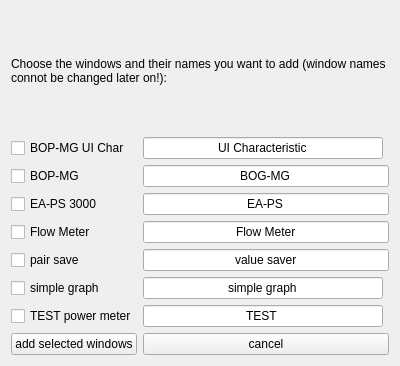
First picture: the form in windowadderwindow.ui, repository bchjoerni/mlab, before the edit.
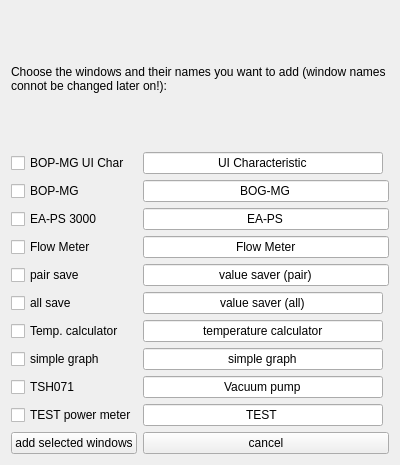
Second picture: the form after the edit.

Commit message: allsave window added, temperaturecalc window added, tsh071 added, red/green dots for problem/working fine added, kepco improvements, program starts maximized

```diff
--- a/windowadderwindow.ui
+++ b/windowadderwindow.ui
@@ -7,20 +7,81 @@
     <x>0</x>
     <y>0</y>
     <width>400</width>
-    <height>366</height>
+    <height>465</height>
    </rect>
   </property>
   <property name="windowTitle">
    <string>add windows</string>
   </property>
   <layout class="QGridLayout" name="gridLayout">
-   <item row="11" column="1" colspan="2">
+   <item row="8" column="1" colspan="2">
+    <widget class="QLineEdit" name="txt_pairSave">
+     <property name="text">
+      <string>value saver (pair)</string>
+     </property>
+     <property name="alignment">
+      <set>Qt::AlignCenter</set>
+     </property>
+    </widget>
+   </item>
+   <item row="15" column="1" colspan="2">
     <widget class="QPushButton" name="btn_cancel">
      <property name="text">
       <string>cancel</string>
      </property>
     </widget>
    </item>
+   <item row="11" column="1">
+    <widget class="QLineEdit" name="txt_simpleGraph">
+     <property name="text">
+      <string>simple graph</string>
+     </property>
+     <property name="alignment">
+      <set>Qt::AlignCenter</set>
+     </property>
+    </widget>
+   </item>
+   <item row="10" column="0">
+    <widget class="QCheckBox" name="chb_calcTemperature">
+     <property name="text">
+      <string>Temp. calculator</string>
+     </property>
+    </widget>
+   </item>
+   <item row="10" column="1">
+    <widget class="QLineEdit" name="txt_calcTemperature">
+     <property name="text">
+      <string>temperature calculator</string>
+     </property>
+     <property name="alignment">
+      <set>Qt::AlignCenter</set>
+     </property>
+    </widget>
+   </item>
+   <item row="13" column="0">
+    <widget class="QCheckBox" name="chb_powerMeterTest">
+     <property name="text">
+      <string>TEST power meter</string>
+     </property>
+    </widget>
+   </item>
+   <item row="13" column="1">
+    <widget class="QLineEdit" name="txt_test">
+     <property name="text">
+      <string>TEST</string>
+     </property>
+     <property name="alignment">
+      <set>Qt::AlignCenter</set>
+     </property>
+    </widget>
+   </item>
+   <item row="5" column="0">
+    <widget class="QCheckBox" name="chb_eaps">
+     <property name="text">
+      <string>EA-PS 3000</string>
+     </property>
+    </widget>
+   </item>
    <item row="0" column="0" colspan="3">
     <widget class="QLabel" name="lbl_description">
      <property name="text">
@@ -31,6 +92,13 @@
      </property>
     </widget>
    </item>
+   <item row="6" column="0">
+    <widget class="QCheckBox" name="chb_flowMeter">
+     <property name="text">
+      <string>Flow Meter</string>
+     </property>
+    </widget>
+   </item>
    <item row="6" column="1" colspan="2">
     <widget class="QLineEdit" name="txt_flowMeter">
      <property name="text">
@@ -41,31 +109,10 @@
      </property>
     </widget>
    </item>
-   <item row="8" column="0">
-    <widget class="QCheckBox" name="chb_pairSave">
+   <item row="1" column="0">
+    <widget class="QCheckBox" name="chb_bopmgUiChar">
      <property name="text">
-      <string>pair save</string>
-     </property>
-    </widget>
-   </item>
-   <item row="3" column="0">
-    <widget class="QCheckBox" name="chb_bopMg">
-     <property name="text">
-      <string>BOP-MG</string>
-     </property>
-    </widget>
-   </item>
-   <item row="5" column="0">
-    <widget class="QCheckBox" name="chb_eaps">
-     <property name="text">
-      <string>EA-PS 3000</string>
-     </property>
-    </widget>
-   </item>
-   <item row="11" column="0">
-    <widget class="QPushButton" name="btn_ok">
-     <property name="text">
-      <string>add selected windows</string>
+      <string>BOP-MG UI Char</string>
      </property>
     </widget>
    </item>
@@ -79,33 +126,6 @@
      </property>
     </widget>
    </item>
-   <item row="9" column="0">
-    <widget class="QCheckBox" name="chb_simpleGraph">
-     <property name="text">
-      <string>simple graph</string>
-     </property>
-    </widget>
-   </item>
-   <item row="8" column="1" colspan="2">
-    <widget class="QLineEdit" name="txt_pairSave">
-     <property name="text">
-      <string>value saver</string>
-     </property>
-     <property name="alignment">
-      <set>Qt::AlignCenter</set>
-     </property>
-    </widget>
-   </item>
-   <item row="9" column="1">
-    <widget class="QLineEdit" name="txt_simpleGraph">
-     <property name="text">
-      <string>simple graph</string>
-     </property>
-     <property name="alignment">
-      <set>Qt::AlignCenter</set>
-     </property>
-    </widget>
-   </item>
    <item row="5" column="1" colspan="2">
     <widget class="QLineEdit" name="txt_eaps">
      <property name="text">
@@ -116,34 +136,31 @@
      </property>
     </widget>
    </item>
-   <item row="6" column="0">
-    <widget class="QCheckBox" name="chb_flowMeter">
+   <item row="11" column="0">
+    <widget class="QCheckBox" name="chb_simpleGraph">
      <property name="text">
-      <string>Flow Meter</string>
+      <string>simple graph</string>
      </property>
     </widget>
    </item>
-   <item row="10" column="0">
-    <widget class="QCheckBox" name="chb_powerMeterTest">
+   <item row="9" column="0">
+    <widget class="QCheckBox" name="chb_allSave">
      <property name="text">
-      <string>TEST power meter</string>
+      <string>all save</string>
      </property>
     </widget>
    </item>
-   <item row="10" column="1">
-    <widget class="QLineEdit" name="txt_test">
+   <item row="15" column="0">
+    <widget class="QPushButton" name="btn_ok">
      <property name="text">
-      <string>TEST</string>
+      <string>add selected windows</string>
      </property>
-     <property name="alignment">
-      <set>Qt::AlignCenter</set>
-     </property>
     </widget>
    </item>
-   <item row="1" column="0">
-    <widget class="QCheckBox" name="chb_bopmgUiChar">
+   <item row="3" column="0">
+    <widget class="QCheckBox" name="chb_bopMg">
      <property name="text">
-      <string>BOP-MG UI Char</string>
+      <string>BOP-MG</string>
      </property>
     </widget>
    </item>
@@ -157,6 +174,40 @@
      </property>
     </widget>
    </item>
+   <item row="8" column="0">
+    <widget class="QCheckBox" name="chb_pairSave">
+     <property name="text">
+      <string>pair save</string>
+     </property>
+    </widget>
+   </item>
+   <item row="9" column="1">
+    <widget class="QLineEdit" name="txt_allSave">
+     <property name="text">
+      <string>value saver (all)</string>
+     </property>
+     <property name="alignment">
+      <set>Qt::AlignCenter</set>
+     </property>
+    </widget>
+   </item>
+   <item row="12" column="0">
+    <widget class="QCheckBox" name="chb_tsh071">
+     <property name="text">
+      <string>TSH071</string>
+     </property>
+    </widget>
+   </item>
+   <item row="12" column="1">
+    <widget class="QLineEdit" name="txt_tsh071">
+     <property name="text">
+      <string>Vacuum pump</string>
+     </property>
+     <property name="alignment">
+      <set>Qt::AlignCenter</set>
+     </property>
+    </widget>
+   </item>
   </layout>
  </widget>
  <resources/>
```
The commit also changes 30 other files.
